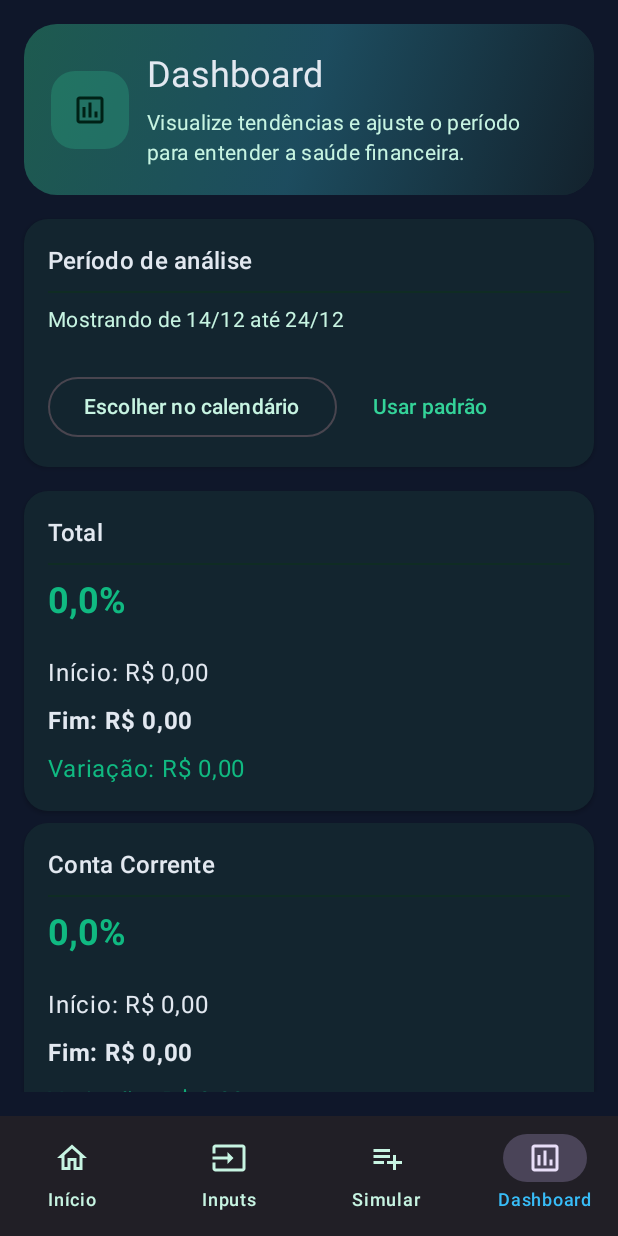
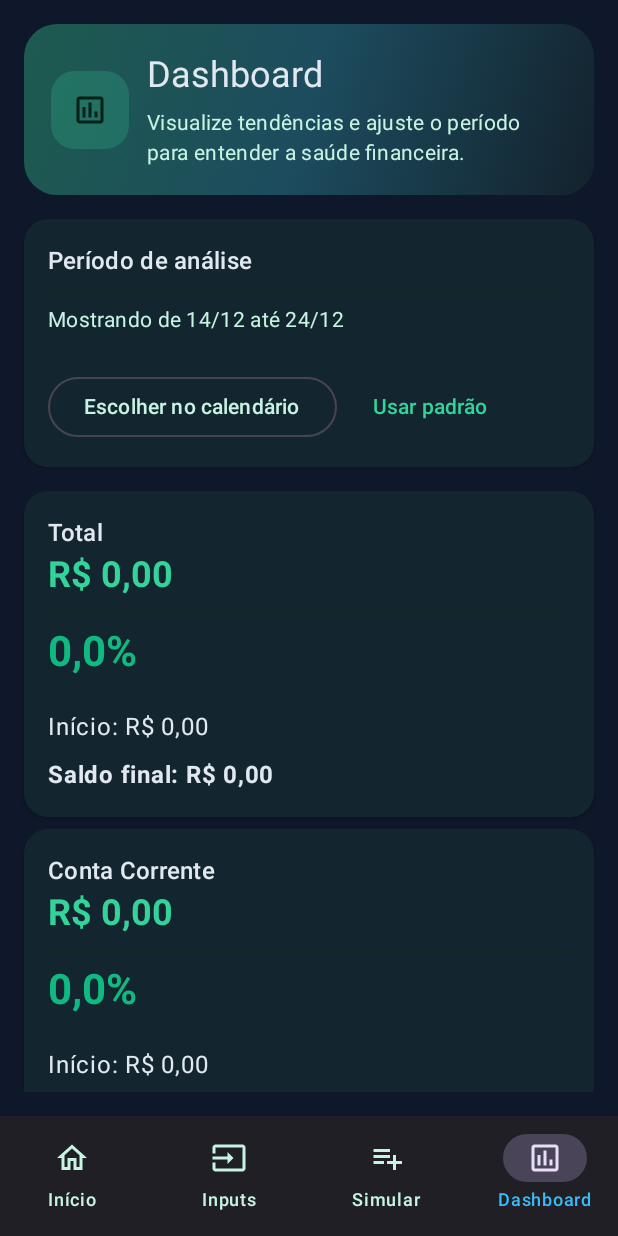
Before and after one commit to GloedenJoao/Android_AppV4, an Android app built with Jetpack Compose: the DashboardScreen screen opened through its navigation route, item 4 of the bottom bar chosen, on a phone screen of 412 x 824 dp. Run offline under Robolectric (Android 15) with nearby library versions, the phone set to English and light mode, and no system bars.

Commit message:
Refina insights e séries históricas do dashboard

```diff
--- a/app/src/main/java/com/financeplanner/app/ui/Screens.kt
+++ b/app/src/main/java/com/financeplanner/app/ui/Screens.kt
@@ -1079,20 +1079,23 @@ private fun InsightsSection(insights: List<DashboardInsight>) {
     Column(verticalArrangement = Arrangement.spacedBy(8.dp)) {
         insights.forEach { insight ->
             val diff = insight.endValue - insight.startValue
-            val positive = diff >= 0
+            val percent = if (insight.startValue != 0.0) (diff / insight.startValue) * 100 else 0.0
+            val positive = percent >= 0
             val color = if (positive) Color(0xFF10B981) else MaterialTheme.colorScheme.error
-            SummaryCard(title = insight.label) {
-                val percent = if (insight.startValue != 0.0) (diff / insight.startValue) * 100 else 0.0
+            SummaryCard(
+                title = insight.label,
+                value = insight.endValue,
+                highlightNegative = insight.endValue < 0
+            ) {
                 Text(
                     text = String.format(Locale("pt", "BR"), "%.1f%%", percent),
-                    style = MaterialTheme.typography.headlineSmall,
+                    style = MaterialTheme.typography.headlineMedium,
                     color = color,
                     fontWeight = FontWeight.Bold
                 )
                 Spacer(modifier = Modifier.height(4.dp))
                 Text("Início: ${currencyFormat.format(insight.startValue)}")
-                Text("Fim: ${currencyFormat.format(insight.endValue)}", fontWeight = FontWeight.Bold)
-                Text("Variação: ${currencyFormat.format(diff)}", color = color)
+                Text("Saldo final: ${currencyFormat.format(insight.endValue)}", fontWeight = FontWeight.Bold)
             }
         }
     }
@@ -1101,8 +1104,9 @@ private fun InsightsSection(insights: List<DashboardInsight>) {
 @Composable
 private fun AccountBandsChart(history: List<BalanceSnapshot>) {
     if (history.isEmpty()) return
-    val checkingData = history.map { it.date to it.checking }
-    val caixinhaData = history.map { it.date to it.caixinhaTotal }
+    val orderedHistory = history.sortedBy { it.date }
+    val checkingData = orderedHistory.map { it.date to it.checking }
+    val caixinhaData = orderedHistory.map { it.date to it.caixinhaTotal }
     val max = maxOf(checkingData.maxOf { it.second }, caixinhaData.maxOf { it.second })
     val min = minOf(checkingData.minOf { it.second }, caixinhaData.minOf { it.second })
     val span = (max - min).takeIf { it != 0.0 } ?: 1.0
@@ -1115,7 +1119,7 @@ private fun AccountBandsChart(history: List<BalanceSnapshot>) {
                 LegendDot(color = caixinhaColor, label = "Caixinhas Total")
             }
             Canvas(modifier = Modifier.height(180.dp)) {
-                val widthStep = size.width / (history.size - 1).coerceAtLeast(1)
+                val widthStep = size.width / (orderedHistory.size - 1).coerceAtLeast(1)
                 fun yFor(value: Double): Float = size.height - (((value - min) / span).toFloat() * size.height)
 
                 fun drawSeries(data: List<Pair<LocalDate, Double>>, color: Color) {
@@ -1135,14 +1139,19 @@ private fun AccountBandsChart(history: List<BalanceSnapshot>) {
                 drawSeries(checkingData, checkingColor)
                 drawSeries(caixinhaData, caixinhaColor)
             }
+            Row(modifier = Modifier.fillMaxWidth(), horizontalArrangement = Arrangement.SpaceBetween) {
+                Text(checkingData.first().first.format(dateFormatter), style = MaterialTheme.typography.labelSmall)
+                Text(checkingData.last().first.format(dateFormatter), style = MaterialTheme.typography.labelSmall)
+            }
         }
     }
 }
 
 @Composable
 private fun VariationSection(history: List<BalanceSnapshot>) {
-    val checkingPoints = variationPoints(history) { it.checking }
-    val caixinhaPoints = variationPoints(history) { it.caixinhaTotal }
+    val ordered = history.sortedBy { it.date }
+    val checkingPoints = variationPoints(ordered) { it.checking }
+    val caixinhaPoints = variationPoints(ordered) { it.caixinhaTotal }
 
     Column(verticalArrangement = Arrangement.spacedBy(12.dp)) {
         VariationChart(title = "Conta Corrente", points = checkingPoints, baseColor = MaterialTheme.colorScheme.primary)
@@ -1159,6 +1168,7 @@ private fun VariationChart(title: String, points: List<VariationPoint>, baseColo
     val vsInitialColor = baseColor
     val vsPreviousColor = MaterialTheme.colorScheme.secondary
     val neutralLineColor = MaterialTheme.colorScheme.outlineVariant
+    val dateLabels = points.map { it.date.format(dateFormatter) }
 
     Card(modifier = Modifier.fillMaxWidth()) {
         Column(modifier = Modifier.padding(12.dp), verticalArrangement = Arrangement.spacedBy(8.dp)) {
@@ -1195,6 +1205,10 @@ private fun VariationChart(title: String, points: List<VariationPoint>, baseColo
 
                 drawSeries(points.map { it.vsInitial }, vsInitialColor)
                 drawSeries(points.map { it.vsPrevious }, vsPreviousColor)
+            }
+            Row(modifier = Modifier.fillMaxWidth(), horizontalArrangement = Arrangement.SpaceBetween) {
+                Text(dateLabels.first(), style = MaterialTheme.typography.labelSmall)
+                Text(dateLabels.last(), style = MaterialTheme.typography.labelSmall)
             }
         }
     }
```
